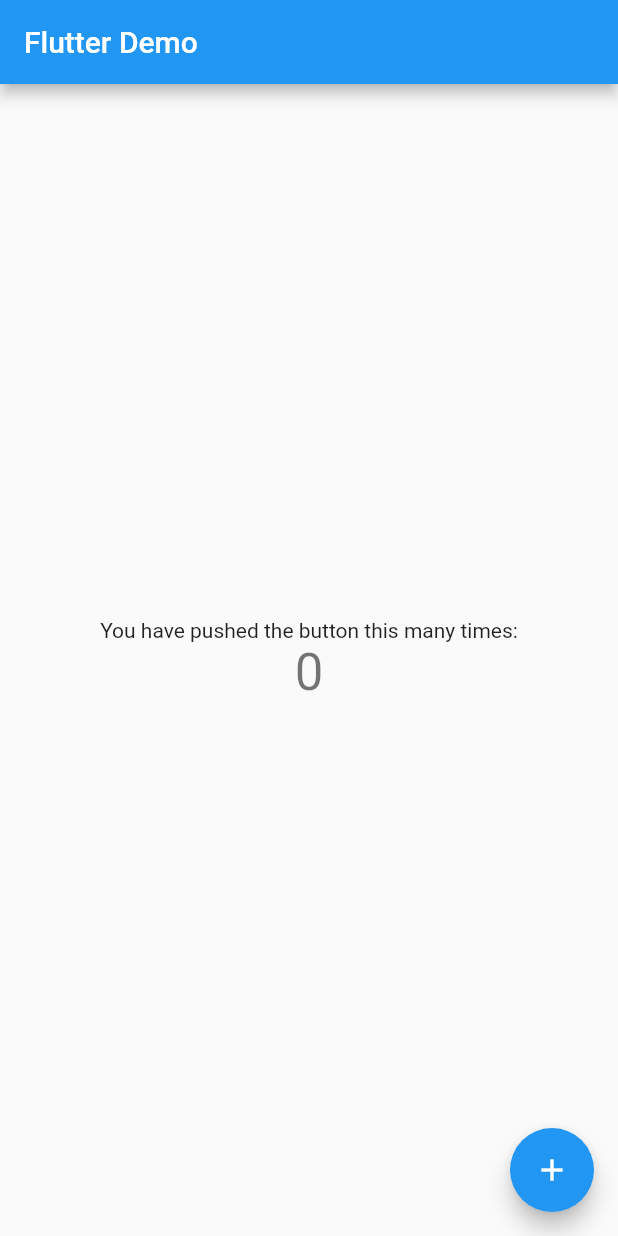
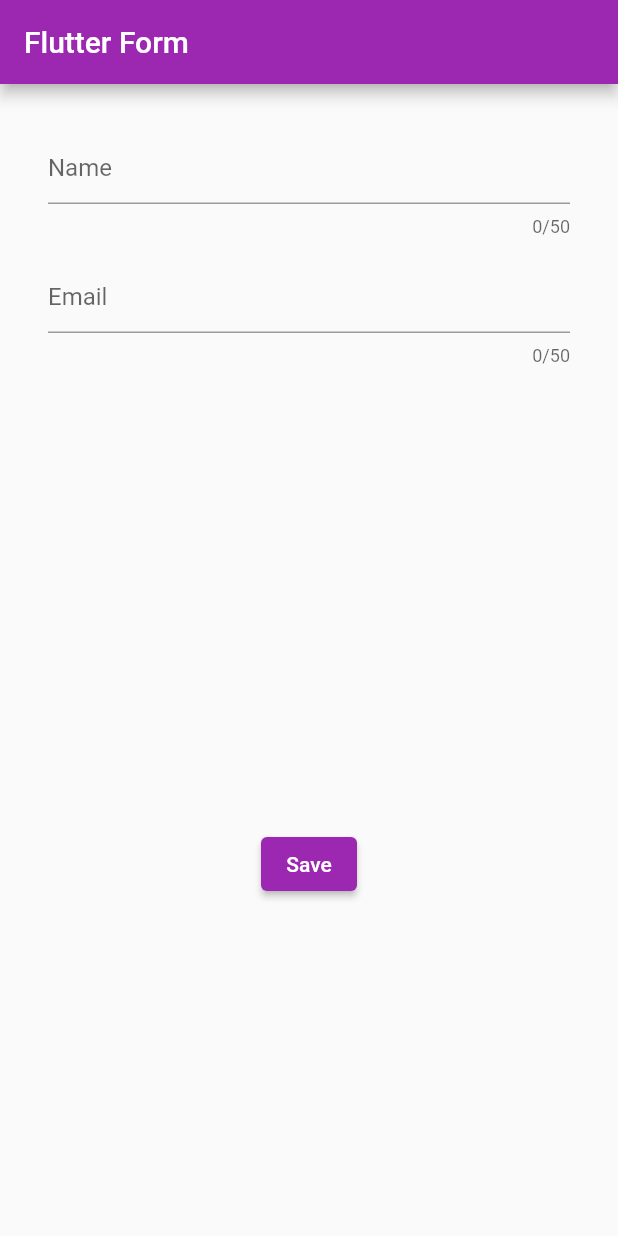
Before and after one commit to LuckyMadu/flutter-sample-project, a Flutter app: the screen it shows after launch, on a phone screen of 412 x 824 dp. Run offline on Flutter 3.47's test engine with Material 2 defaults, Android fonts, the phone set to English and light mode, and no system bars.

Commit message:
validate forms

```diff
--- /dev/null
+++ b/lib/form.dart
@@ -0,0 +1,105 @@
+import 'package:flutter/material.dart';
+
+class MyForm extends StatefulWidget {
+  const MyForm({Key? key, required this.title}) : super(key: key);
+
+  final String title;
+
+  @override
+  State<MyForm> createState() => _MyFormState();
+}
+
+class _MyFormState extends State<MyForm> {
+  final GlobalKey<FormState> _formKey = GlobalKey<FormState>();
+  String name = '';
+
+  Widget _builNameField() {
+    return TextFormField(
+      maxLength: 50,
+      decoration: const InputDecoration(hintText: 'Name'),
+      //maxLines: 2,
+      validator: (text) {
+        return HelperValidator.nameValidate(text!);
+      },
+      onSaved: (text) {
+        name = text!;
+      },
+    );
+  }
+
+  Widget _builEmailField() {
+    return TextFormField(
+      maxLength: 50,
+      decoration: const InputDecoration(hintText: 'Email'),
+      //maxLines: 2,
+      validator: (text) {
+        if (text!.isEmpty) {
+          return 'Name cannot be empty!';
+        }
+        return null;
+      },
+      onSaved: (text) {
+        name = text!;
+      },
+    );
+  }
+
+  @override
+  Widget build(BuildContext context) {
+    return Scaffold(
+      appBar: AppBar(
+        title: Text(widget.title),
+      ),
+      body: SingleChildScrollView(
+        child: Form(
+          key: _formKey,
+          child: Container(
+            margin: const EdgeInsets.all(24.0),
+            child: Column(
+              mainAxisAlignment: MainAxisAlignment.center,
+              children: <Widget>[
+                //need a widget, thats why we return a widget
+                Padding(
+                  padding: const EdgeInsets.all(8.0),
+                  child: _builNameField(),
+                ),
+                Padding(
+                  padding: const EdgeInsets.all(8.0),
+                  child: _builEmailField(),
+                ),
+                const SizedBox(
+                  height: 300,
+                ),
+                Container(
+                    child: ElevatedButton(
+                  child: const Text('Save'),
+                  onPressed: () {
+                    if (_formKey.currentState!.validate()) {
+                      print("valid form");
+                      _formKey.currentState!.save();
+                    } else {
+                      print("Not a valid form");
+                    }
+                  },
+                ))
+              ],
+            ),
+          ),
+        ),
+      ),
+    );
+  }
+}
+
+class HelperValidator {
+  static String? nameValidate(String value) {
+    if (value.isEmpty) {
+      return 'Name cannot be empty!';
+    }
+
+    if (value.length < 3) {
+      return 'Name must be at least 3 characters!';
+    }
+    return null;
+  }
+}
--- a/lib/main.dart
+++ b/lib/main.dart
@@ -1,4 +1,6 @@
 import 'package:flutter/material.dart';
+
+import 'form.dart';
 
 void main() {
   runApp(const MyApp());
@@ -13,56 +15,9 @@
     return MaterialApp(
       title: 'Flutter Demo',
       theme: ThemeData(
-        primarySwatch: Colors.blue,
+        primarySwatch: Colors.purple,
       ),
-      home: const MyHomePage(title: 'Flutter Demo'),
+      home: const MyForm(title: 'Flutter Form',),
     );
   }
 }
-
-class MyHomePage extends StatefulWidget {
-  const MyHomePage({Key? key, required this.title}) : super(key: key);
-
-  final String title;
-
-  @override
-  State<MyHomePage> createState() => _MyHomePageState();
-}
-
-class _MyHomePageState extends State<MyHomePage> {
-  int _counter = 0;
-
-  void _incrementCounter() {
-    setState(() {
-      _counter++;
-    });
-  }
-
-  @override
-  Widget build(BuildContext context) {
-    return Scaffold(
-      appBar: AppBar(
-        title: Text(widget.title),
-      ),
-      body: Center(
-        child: Column(
-          mainAxisAlignment: MainAxisAlignment.center,
-          children: <Widget>[
-            const Text(
-              'You have pushed the button this many times:',
-            ),
-            Text(
-              '$_counter',
-              style: Theme.of(context).textTheme.headline4,
-            ),
-          ],
-        ),
-      ),
-      floatingActionButton: FloatingActionButton(
-        onPressed: _incrementCounter,
-        tooltip: 'Increment',
-        child: const Icon(Icons.add),
-      ), // This trailing comma makes auto-formatting nicer for build methods.
-    );
-  }
-}
```
